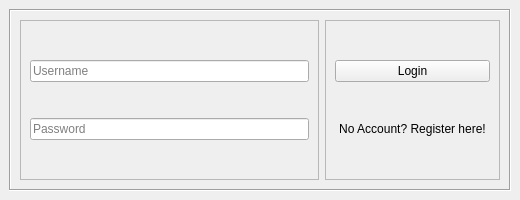
Old version of the form frontend/Login.ui in the repository nhatlam96/gui-xtraktor.
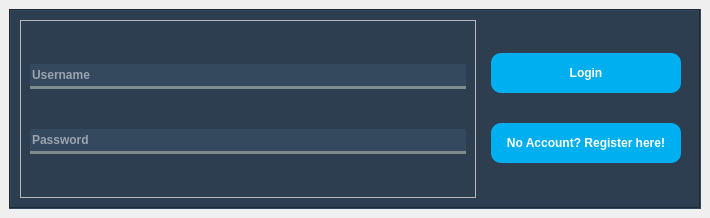
New version of the form.

Diff of the .ui file:
```diff
--- a/frontend/Login.ui
+++ b/frontend/Login.ui
@@ -6,8 +6,8 @@
    <rect>
     <x>0</x>
     <y>0</y>
-    <width>520</width>
-    <height>200</height>
+    <width>710</width>
+    <height>218</height>
    </rect>
   </property>
   <property name="minimumSize">
@@ -26,6 +26,17 @@
    <layout class="QVBoxLayout" name="verticalLayout_3">
     <item>
      <widget class="QFrame" name="frame">
+      <property name="maximumSize">
+       <size>
+        <width>700</width>
+        <height>300</height>
+       </size>
+      </property>
+      <property name="styleSheet">
+       <string notr="true">QFrame#frame {
+	background-color: rgb(44, 62, 80);
+}</string>
+      </property>
       <property name="frameShape">
        <enum>QFrame::Box</enum>
       </property>
@@ -44,9 +55,29 @@
          <layout class="QVBoxLayout" name="verticalLayout">
           <item>
            <widget class="QLineEdit" name="usernameLineEdit">
+            <property name="minimumSize">
+             <size>
+              <width>0</width>
+              <height>25</height>
+             </size>
+            </property>
+            <property name="styleSheet">
+             <string notr="true">QLineEdit#usernameLineEdit{
+	border-bottom:  3px solid rgb(127, 140, 141);
+	background-color: rgb(52, 73, 94);
+	color: white;
+	font-weight: 600;
+}</string>
+            </property>
             <property name="maxLength">
              <number>16</number>
             </property>
+            <property name="frame">
+             <bool>false</bool>
+            </property>
+            <property name="cursorPosition">
+             <number>0</number>
+            </property>
             <property name="placeholderText">
              <string>Username</string>
             </property>
@@ -54,9 +85,26 @@
           </item>
           <item>
            <widget class="QLineEdit" name="passwordLineEdit">
+            <property name="minimumSize">
+             <size>
+              <width>0</width>
+              <height>25</height>
+             </size>
+            </property>
+            <property name="styleSheet">
+             <string notr="true">QLineEdit#passwordLineEdit{
+	border-bottom:  3px solid rgb(127, 140, 141);
+	background-color: rgb(52, 73, 94);
+	color: white;
+	font-weight: 600;
+}</string>
+            </property>
             <property name="maxLength">
              <number>16</number>
             </property>
+            <property name="frame">
+             <bool>false</bool>
+            </property>
             <property name="echoMode">
              <enum>QLineEdit::Password</enum>
             </property>
@@ -71,7 +119,7 @@
        <item>
         <widget class="QFrame" name="frame_3">
          <property name="frameShape">
-          <enum>QFrame::StyledPanel</enum>
+          <enum>QFrame::NoFrame</enum>
          </property>
          <property name="frameShadow">
           <enum>QFrame::Sunken</enum>
@@ -85,6 +133,23 @@
             <property name="cursor">
              <cursorShape>PointingHandCursor</cursorShape>
             </property>
+            <property name="styleSheet">
+             <string notr="true">QPushButton#loginButton {
+	color: white;
+	background-color: rgb(0, 175, 240);
+	font-weight: 600;
+	border-radius: 10px;
+	width: 180px;
+	height: 30px;
+	padding: 5px;
+}
+
+QPushButton#loginButton:hover{
+	cursor: pointer;
+	background-color: rgb(26, 183, 234);
+	opacity: 0.7;
+}</string>
+            </property>
             <property name="text">
              <string>Login</string>
             </property>
@@ -95,6 +160,23 @@
             <property name="cursor">
              <cursorShape>PointingHandCursor</cursorShape>
             </property>
+            <property name="styleSheet">
+             <string notr="true">QPushButton#goToRegisterButton {
+	color: white;
+	background-color: rgb(0, 175, 240);
+	font-weight: 600;
+	border-radius: 10px;
+	width: 180px;
+	height: 30px;
+	padding: 5px;
+}
+
+QPushButton#goToRegisterButton:hover{
+	cursor: pointer;
+	background-color: rgb(26, 183, 234);
+	opacity: 0.7;
+}</string>
+            </property>
             <property name="text">
              <string>No Account? Register here!</string>
             </property>
```
